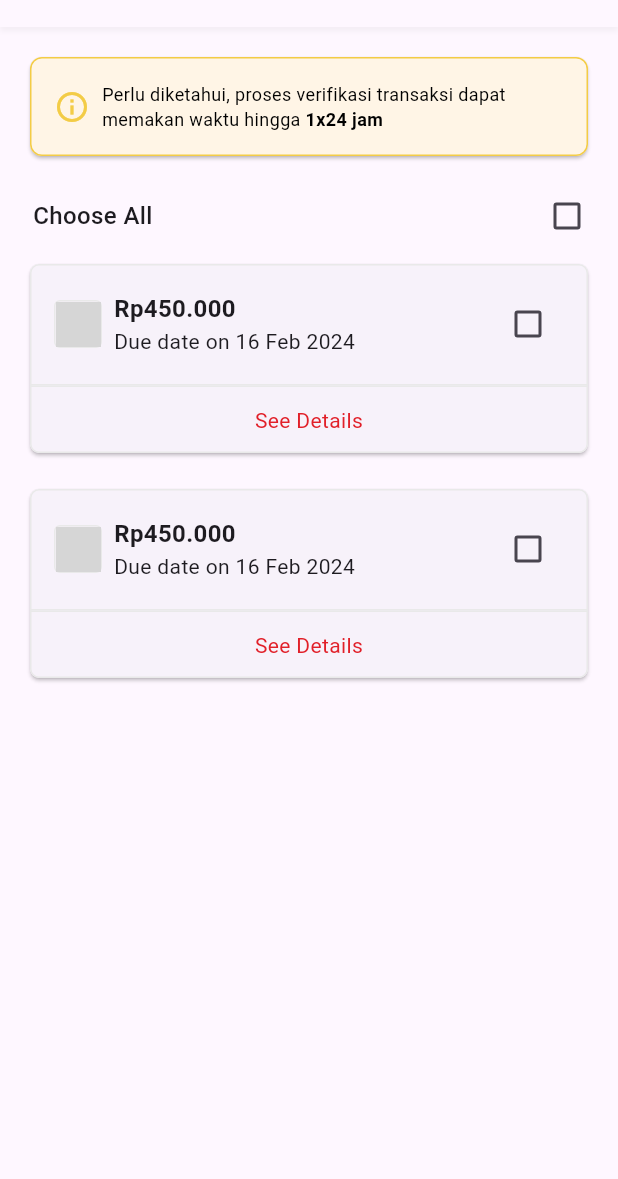
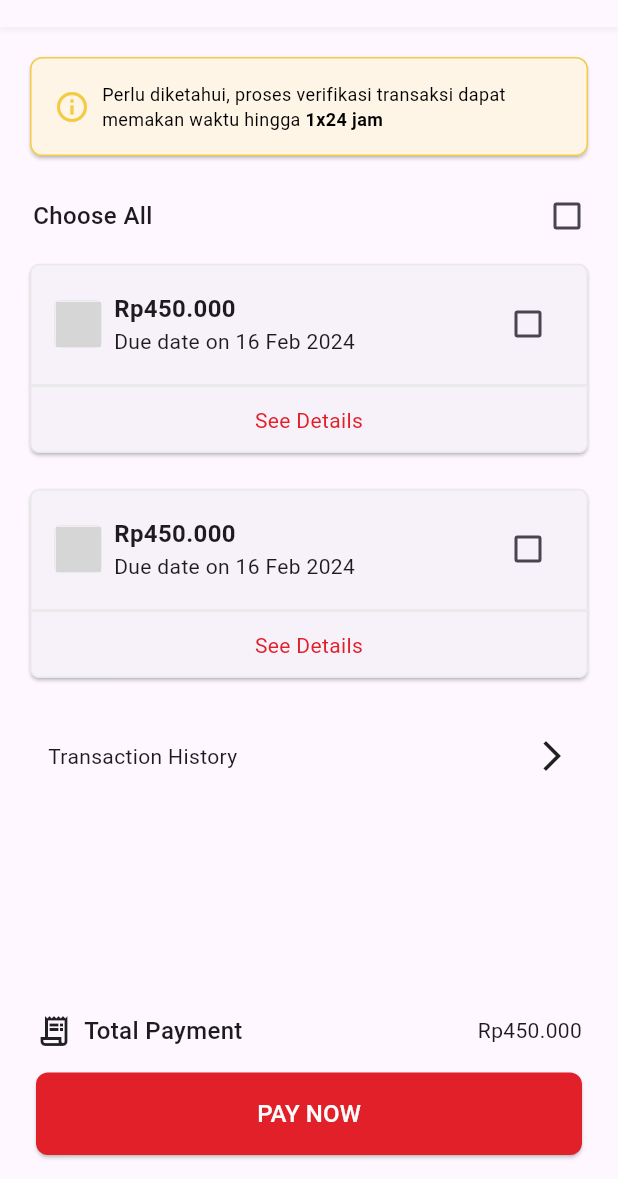
Before and after one commit to egasa21/mobile-test, a Flutter app: the screen it shows after launch, on a phone screen of 412 x 824 dp, the part 57-1236 px from its top. Run offline on Flutter 3.47's test engine with Material 3 defaults, Android fonts, the light colour scheme and no system bars; grey boxes are pictures that could not be loaded.

Commit message:
feat: transaction history, pay button

```diff
--- a/lib/presentation/screens/internet_screen.dart
+++ b/lib/presentation/screens/internet_screen.dart
@@ -122,8 +122,33 @@ class _InternetScreenState extends State<InternetScreen> {
                     children: [
                       ExpandableCardWidget(),
                       ExpandableCardWidget(),
+                      MyCustomIconButton()
                     ],
                   ),
+                ),
+              ),
+              const SizedBox(height: 16), // Add padding here
+              const Padding(
+                padding: EdgeInsets.symmetric(horizontal: 8),
+                child: Column(
+                  children: [
+                    Row(
+                      children: [
+                        Icon(Icons.receipt_long_outlined),
+                        SizedBox(width: 8), // Add space between Icon and Text
+                        Text(
+                          "Total Payment",
+                          style: TextStyle(
+                              fontSize: 16, fontWeight: FontWeight.w500),
+                        ),
+                        SizedBox(width: 8), // Add space between Text and Price
+                        Spacer(), // Fill available space
+                        Text("Rp450.000")
+                      ],
+                    ),
+                    SizedBox(height: 16), // Add padding here
+                    MyCustomButton(onPressed: emptyFunction),
+                  ],
                 ),
               ),
             ],
@@ -133,3 +158,54 @@ class _InternetScreenState extends State<InternetScreen> {
     );
   }
 }
+
+class MyCustomIconButton extends StatelessWidget {
+  const MyCustomIconButton({
+    super.key,
+  });
+
+  @override
+  Widget build(BuildContext context) {
+    return const Padding(
+      padding: EdgeInsets.fromLTRB(16.0, 20.0, 16.0, 20.0),
+      child: Row(
+        mainAxisAlignment: MainAxisAlignment.spaceBetween,
+        children: [Text("Transaction History"), Icon(Icons.arrow_forward_ios)],
+      ),
+    );
+  }
+}
+
+class MyCustomButton extends StatelessWidget {
+  const MyCustomButton({
+    Key? key,
+    required this.onPressed,
+  }) : super(key: key);
+
+  final VoidCallback onPressed;
+
+  @override
+  Widget build(BuildContext context) {
+    return SizedBox(
+      width: double.infinity,
+      child: ElevatedButton(
+        style: ElevatedButton.styleFrom(
+          backgroundColor: const Color(0xFFE12029),
+          shape: RoundedRectangleBorder(
+            borderRadius: BorderRadius.circular(8),
+          ),
+        ),
+        onPressed: onPressed,
+        child: const Padding(
+          padding: EdgeInsets.symmetric(vertical: 16),
+          child: Text(
+            'PAY NOW',
+            style: TextStyle(fontSize: 16, color: Colors.white),
+          ),
+        ),
+      ),
+    );
+  }
+}
+
+void emptyFunction() {}
```
